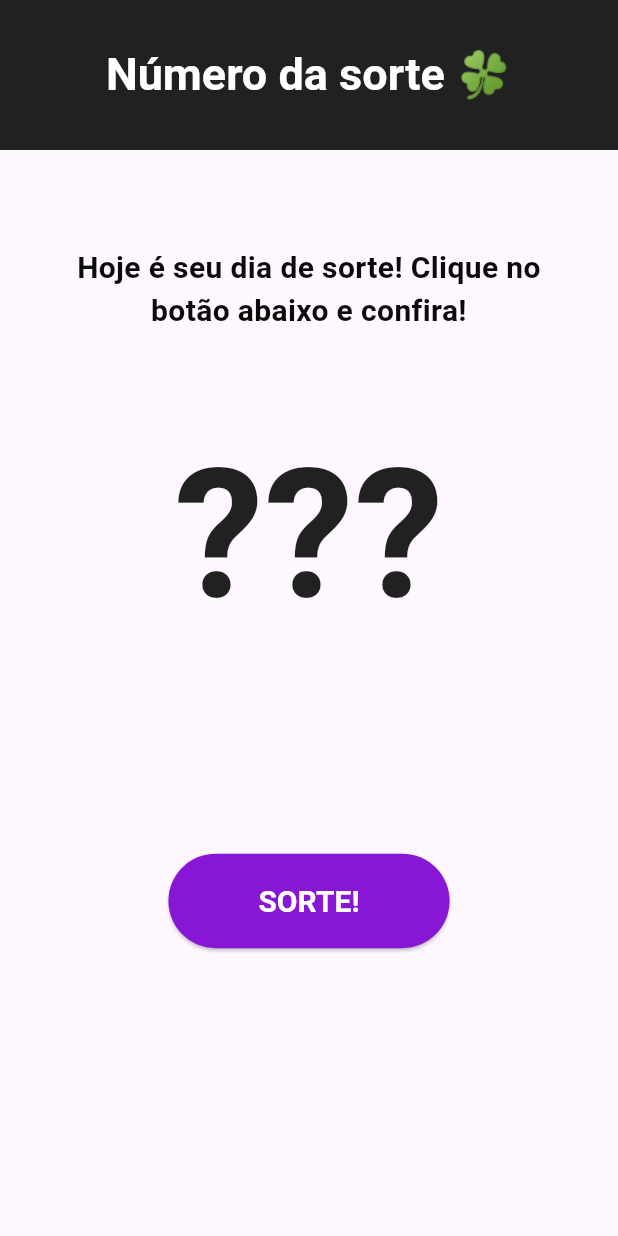
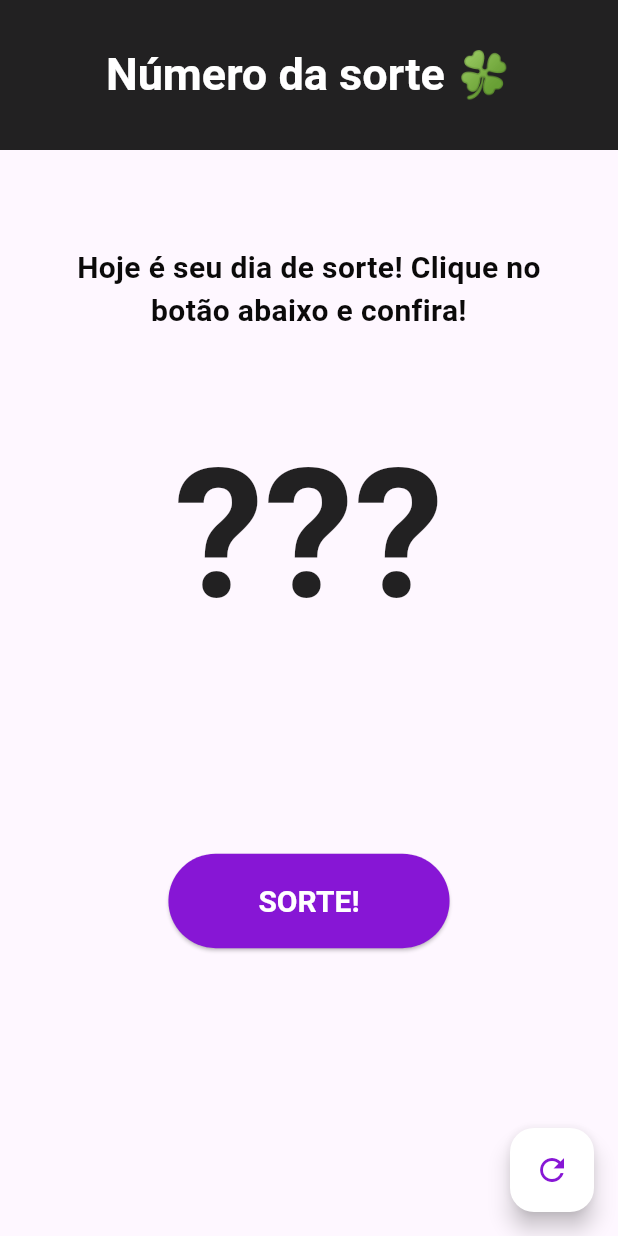
Before and after one commit to binannx/Learning-Flutter, a Flutter app: the screen it shows after launch, on a phone screen of 412 x 824 dp. Run offline on Flutter 3.47's test engine with Material 3 defaults, Android fonts, the phone set to English and light mode, and no system bars.

Commit message:
Adicionei o floating button

```diff
--- a/lib/main.dart
+++ b/lib/main.dart
@@ -37,6 +37,7 @@ class _MainAppState extends State<MainApp> {
   @override
   Widget build(BuildContext context) {
     return MaterialApp(
+      debugShowCheckedModeBanner: false,
       home: Scaffold(
         appBar: AppBar(
           centerTitle: true,
@@ -54,6 +55,9 @@ class _MainAppState extends State<MainApp> {
         body: Center(
           child: Container(
             padding: EdgeInsets.fromLTRB(30, 50, 30, 100),
+            //padding: EdgeInsets.symmetric(horizontal: 30, vertical: 50),
+            //margin: EdgeInsets.only(top:50),//afastou o container pra baixo
+            //color: Colors.blueAccent,
             child: Column(
               spacing: 20,
               mainAxisAlignment: MainAxisAlignment.spaceAround,
@@ -67,12 +71,17 @@ class _MainAppState extends State<MainApp> {
                   ),
                 ),
 
-                Text(
-                  _text,
-                  style: TextStyle(
-                    color: Colors.black87,
-                    fontSize: 120,
-                    fontWeight: FontWeight.bold),
+                Container(
+                  //color: Colors.amberAccent,
+                  padding: EdgeInsets.symmetric(horizontal: 50),
+
+                  child: Text(
+                    _text,
+                    style: TextStyle(
+                      color: Colors.black87,
+                      fontSize: 120,
+                      fontWeight: FontWeight.bold),
+                  ),
                 ),
 
                  Text(
@@ -108,6 +117,16 @@ class _MainAppState extends State<MainApp> {
             ]),
           )
           ),
+          floatingActionButton: FloatingActionButton(
+            onPressed: () {
+              setState(() {
+                _randomNumberList.clear();
+                _text = '???';
+                _alert = '';              });
+            },
+            backgroundColor: Colors.white,
+            child: const Icon(Icons.refresh, color: Color(0xff8716d5)),
+          ),
       ),
     );
   }
```
